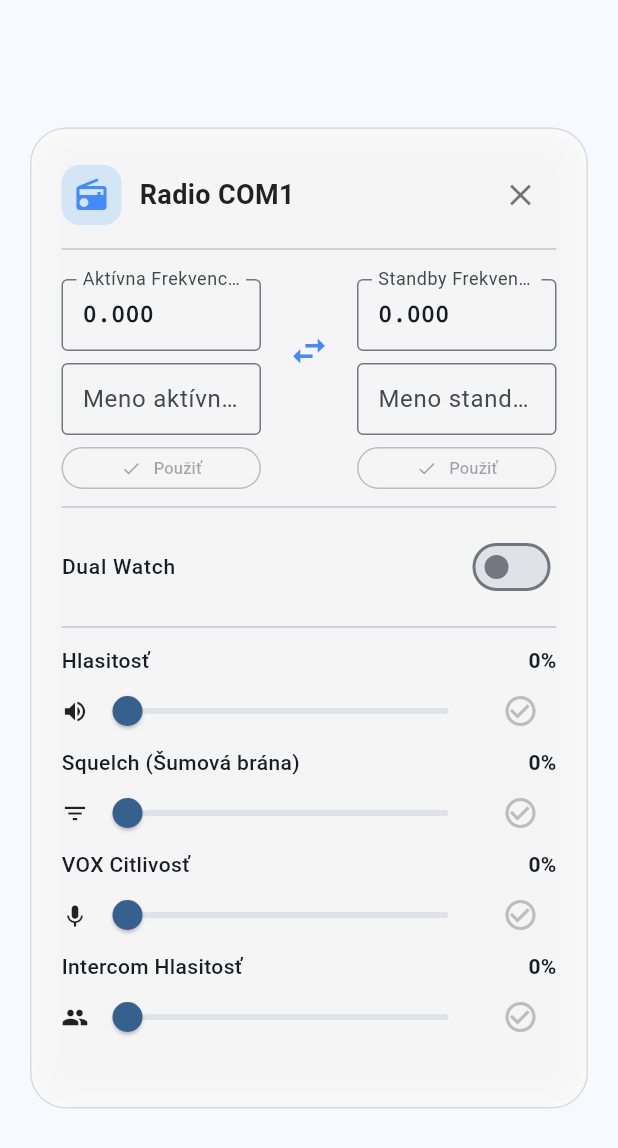
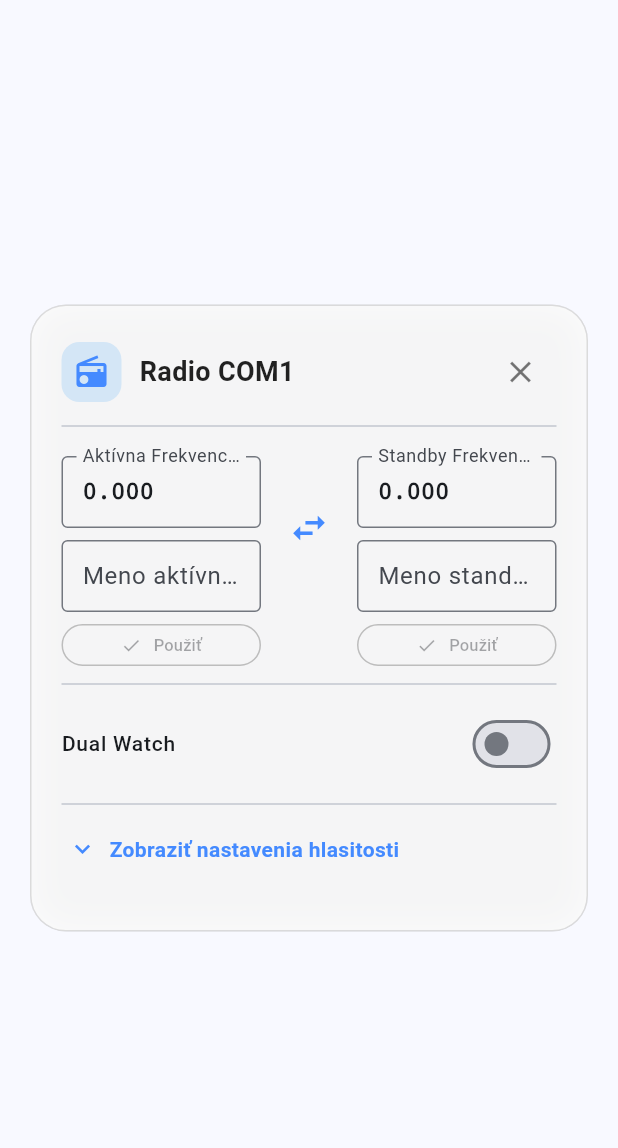
Before and after one commit to jobes/stork, a Flutter app: the VhfRadioDialog widget shown alone on an empty page, opened directly with empty values, on a phone screen of 412 x 824 dp. Shown: the top 1148 px of the screen. Run offline on Flutter 3.47's test engine with Material 3 defaults, Android fonts, the phone set to English and light mode, and no system bars; our stand-ins replace clock, flutter_compass, flutter_dotenv, flutter_riverpod, freezed_annotation, geolocator and 9 more; missing offline and left inert: dart:ffi, maplibre, pmtiles, pointer_interceptor, sqlite3, vector_tile; accounts and stored records are empty; generated files the repository leaves out were written again; network calls fail; statements that could not run were skipped.

Commit message:
feat: make audio control sliders collapsible in vhf radio dialog

```diff
--- a/lib/features/telemetry/presentation/widgets/vhf_radio_dialog.dart
+++ b/lib/features/telemetry/presentation/widgets/vhf_radio_dialog.dart
@@ -66,6 +66,7 @@ class _VhfRadioDialogState extends ConsumerState<VhfRadioDialog> {
 
   bool _isSaving = false;
   String? _errorMessage;
+  bool _showAudioControls = false;
 
   @override
   void initState() {
@@ -709,7 +710,35 @@ class _VhfRadioDialogState extends ConsumerState<VhfRadioDialog> {
 
                 const Divider(height: 24),
 
-                // Audio Control Sliders with save buttons
+                // Audio Control Sliders with save buttons (collapsible)
+                InkWell(
+                  onTap: () => setState(() => _showAudioControls = !_showAudioControls),
+                  borderRadius: BorderRadius.circular(8),
+                  child: Padding(
+                    padding: const EdgeInsets.symmetric(vertical: 8.0, horizontal: 4.0),
+                    child: Row(
+                      children: [
+                        Icon(
+                          _showAudioControls ? Icons.keyboard_arrow_up : Icons.keyboard_arrow_down,
+                          color: Colors.blueAccent,
+                          size: 20,
+                        ),
+                        const SizedBox(width: 8),
+                        Text(
+                          _showAudioControls ? "Skryť nastavenia hlasitosti" : "Zobraziť nastavenia hlasitosti",
+                          style: const TextStyle(
+                            fontSize: 14,
+                            fontWeight: FontWeight.w600,
+                            color: Colors.blueAccent,
+                          ),
+                        ),
+                      ],
+                    ),
+                  ),
+                ),
+
+                if (_showAudioControls) ...[
+                  const SizedBox(height: 12),
                   _buildLabeledSlider(
                     label: "Hlasitosť",
                     value: _volume,
@@ -760,6 +789,8 @@ class _VhfRadioDialogState extends ConsumerState<VhfRadioDialog> {
                       );
                     }),
                   ],
+                  const SizedBox(height: 16),
+                ],
 
                 const SizedBox(height: 16),
               ],
```
Lines whose indentation alone changed are shown as unchanged.
